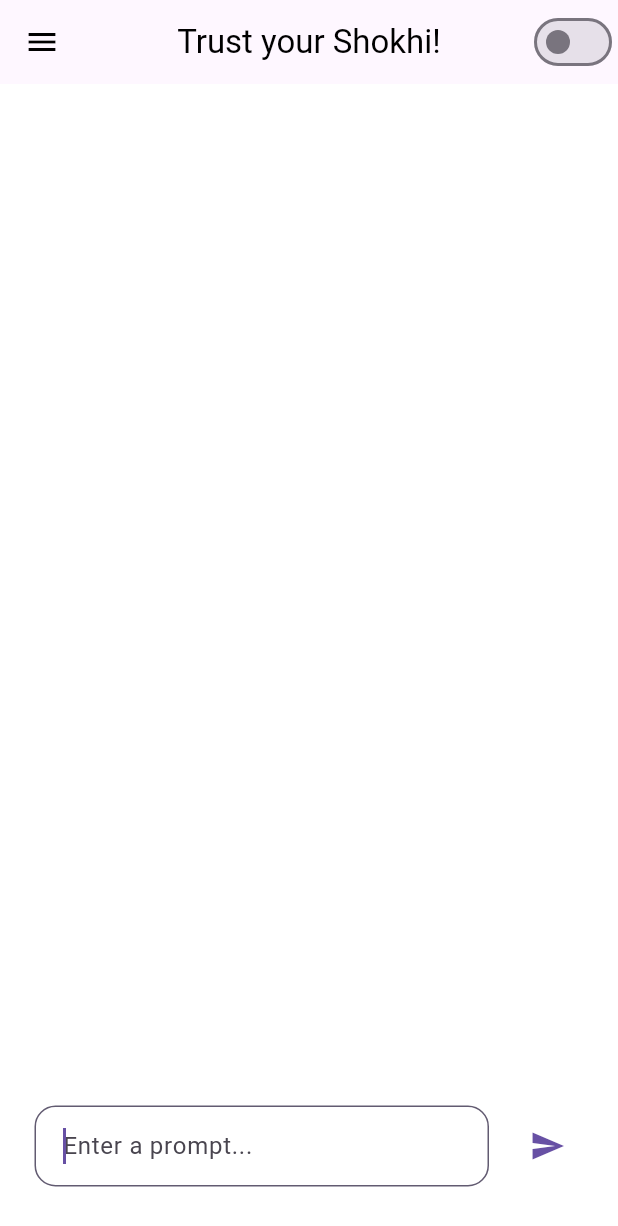
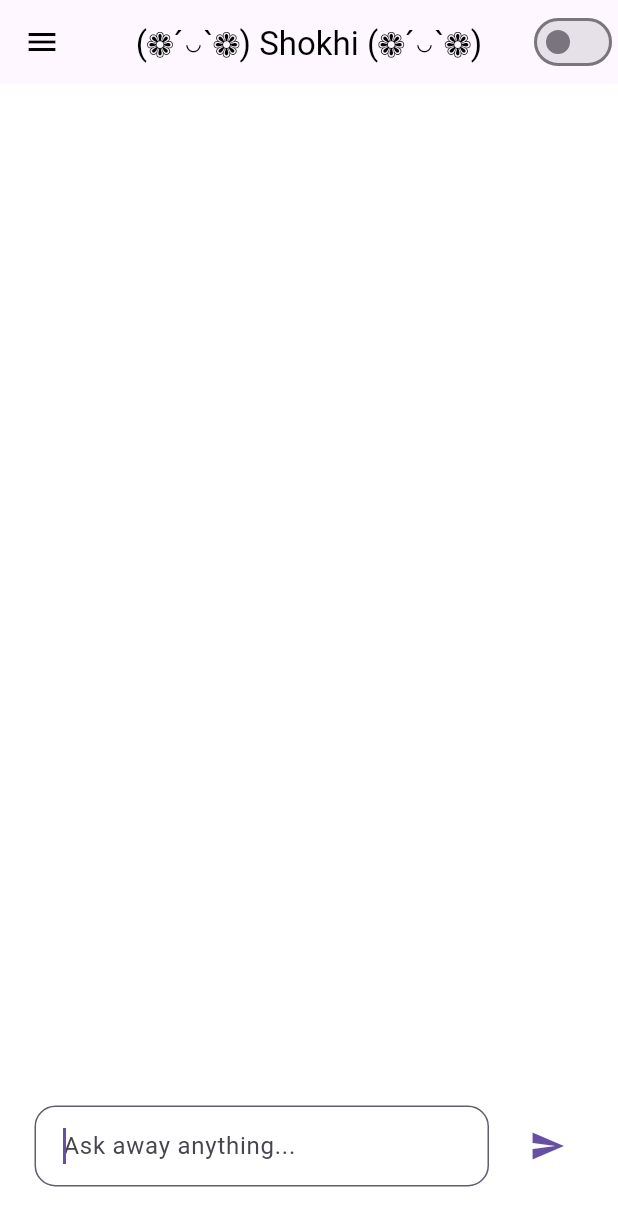
Before and after one commit to aluffyy/Shokhi, a Flutter app: the screen it shows after launch, on a phone screen of 412 x 824 dp. Shown: the top 1226 px of the screen. Run offline on Flutter 3.47's test engine with Material 3 defaults, Android fonts, the phone set to English and light mode, and no system bars; our stand-ins replace flutter_dotenv, flutter_markdown, google_generative_ai.

Commit message:
Update main.dart

```diff
--- a/lib/main.dart
+++ b/lib/main.dart
@@ -53,7 +53,7 @@ class _HomeState extends State<Home> {
         key: _scaffoldKey,
         appBar: AppBar(
           title: Text(
-            "Trust your Shokhi!",
+            "(❁´◡`❁) Shokhi (❁´◡`❁)",
             style: TextStyle(
               color: _isDarkMode ? Colors.white : Colors.black,
             ),
@@ -115,11 +115,6 @@ class _HomeState extends State<Home> {
     );
   }
 }
-
-
-
-
-
 
 
 
@@ -190,7 +185,7 @@ class _ChatScreenState extends State<ChatScreen> {
                     autofocus: true,
                     decoration: InputDecoration(
                       contentPadding: const EdgeInsets.all(15),
-                      hintText: 'Enter a prompt...',
+                      hintText: 'Ask away anything...',
                       border: OutlineInputBorder(
                         borderRadius: const BorderRadius.all(
                           Radius.circular(14),
@@ -235,6 +230,7 @@ class _ChatScreenState extends State<ChatScreen> {
       ),
     );
   }
+
   Future<void> _sendChatMessage(String message) async {
     setState(() => _loading = true);
 
@@ -285,7 +281,7 @@ class _CustomLoadingAnimationState extends State<CustomLoadingAnimation>
 
   @override
   Widget build(BuildContext context) {
-    return Icon(Icons.send, size: 34 * _scaleAnimation.value);
+    return Icon(Icons.send, size: 24 * _scaleAnimation.value);
   }
 }
 
```
